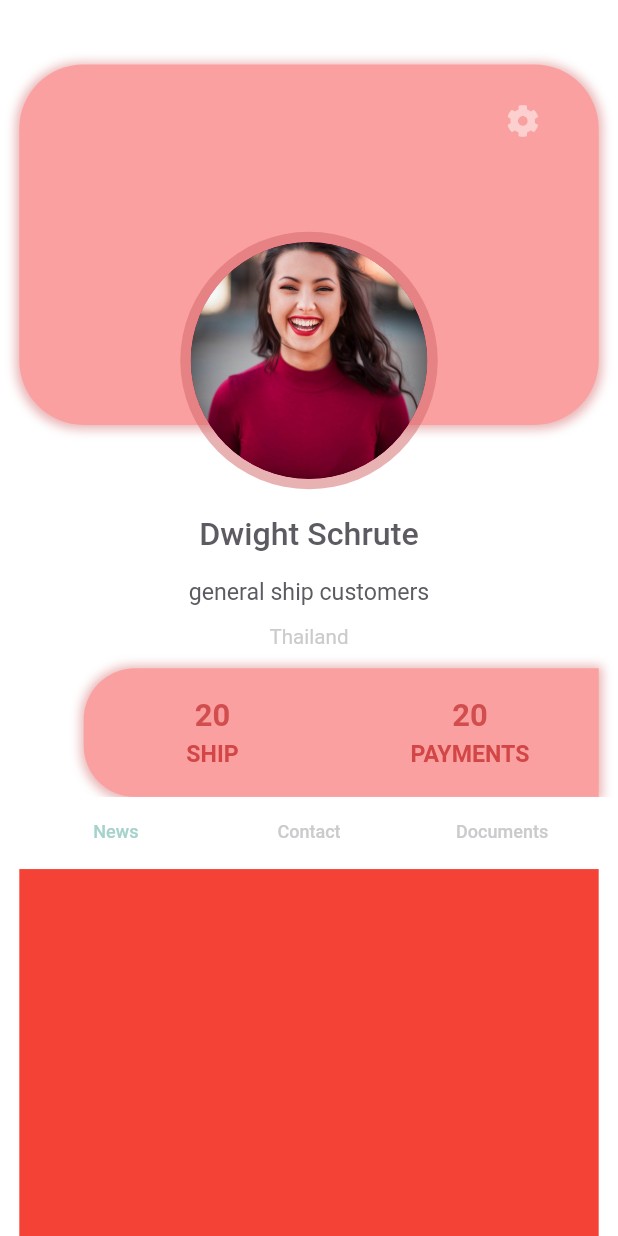
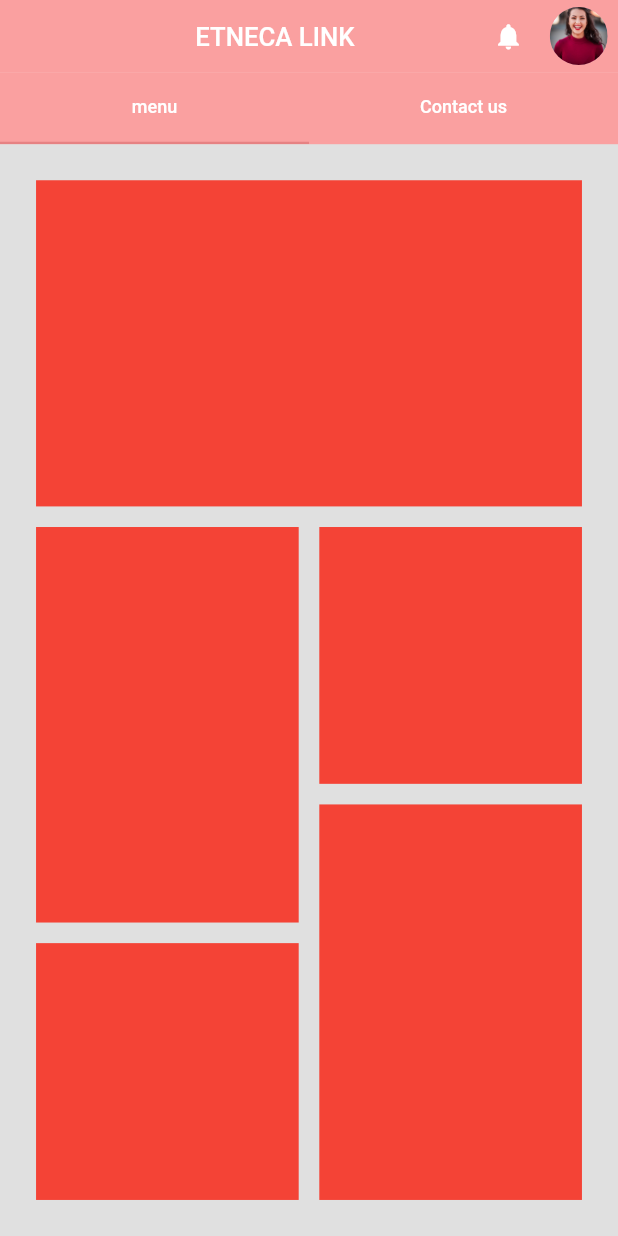
Before and after one commit to etnecadev/etneca-link, a Flutter app: the screen it shows after launch, on a phone screen of 412 x 824 dp. Run offline on Flutter 3.47's test engine with Material 2 defaults, Android fonts, the phone set to English and light mode, and no system bars; drawn by our look-alikes of contained_tab_bar_view; our stand-ins replace adaptive_theme, carousel_slider, dot_navigation_bar, expandable, font_awesome_flutter, responsive_framework.

Commit message:
menuPage

```diff
--- a/lib/main.dart
+++ b/lib/main.dart
@@ -1,9 +1,14 @@
 import 'package:adaptive_theme/adaptive_theme.dart';
 import 'package:flutter/material.dart';
+import 'package:flutter/services.dart';
 import 'package:flutter_project_template/src/app.dart';
 
 void main() async{
   WidgetsFlutterBinding.ensureInitialized();
   final savedThemeMode = await AdaptiveTheme.getThemeMode();
+  WidgetsFlutterBinding.ensureInitialized();
+  SystemChrome.setSystemUIOverlayStyle(SystemUiOverlayStyle(
+    statusBarColor: Colors.transparent, // transparent status bar
+  ));
   runApp(MyApp(savedThemeMode: savedThemeMode));
 }
--- a/lib/src/app.dart
+++ b/lib/src/app.dart
@@ -1,6 +1,5 @@
 import 'package:adaptive_theme/adaptive_theme.dart';
 import 'package:flutter/material.dart';
-import 'package:flutter_project_template/src/page/launcher.dart';
 import 'package:flutter_project_template/src/utils/index.dart';
 import 'package:responsive_framework/responsive_framework.dart';
 
@@ -32,7 +31,7 @@ class MyApp extends StatelessWidget {
             ],
             background: Container(color: Color(0xFFF5F5F5))),
         debugShowCheckedModeBanner: false,
-        initialRoute: "/user",
+        initialRoute: "/menu",
         routes: routes));
   }
 }
--- a/lib/src/component/routes/routes.dart
+++ b/lib/src/component/routes/routes.dart
@@ -1,13 +1,10 @@
-import 'package:flutter/material.dart';
-import 'package:flutter_project_template/src/component/scaffold/scaffoldWidget.dart';
 import 'package:flutter_project_template/src/page/index.dart';
-import 'package:flutter_project_template/src/utils/index.dart';
-
 
 var routes = {
   LauncherPage.routeName: (context) => LauncherPage(),
-   MapPage.routeName:  (context) => MapPage(),
+  MapPage.routeName: (context) => MapPage(),
   SecondPage.routeName: (context) => SecondPage(),
   UserPage.routeName: (context) => UserPage(),
   NotiAndNews.routeName: (context) => NotiAndNews(),
+  MenuPage.routeName: (context) => MenuPage(),
 };
--- a/lib/src/page/index.dart
+++ b/lib/src/page/index.dart
@@ -4,3 +4,4 @@ export 'notiAndNews.dart';
 export 'userPage.dart';
 export 'launcher.dart';
 export 'userPage.dart';
+export 'menuPage.dart';
--- /dev/null
+++ b/lib/src/page/menuPage.dart
@@ -0,0 +1,111 @@
+import 'package:contained_tab_bar_view/contained_tab_bar_view.dart';
+import 'package:flutter/material.dart';
+import 'package:flutter_project_template/src/utils/index.dart';
+
+class MenuPage extends StatelessWidget {
+  static const routeName = '/menu';
+  const MenuPage({Key? key}) : super(key: key);
+
+  @override
+  Widget build(BuildContext context) {
+    return Scaffold(
+      appBar: AppBar(
+        backgroundColor: AppTheme.light.primaryColor,
+        elevation: 0.0,
+        leading: SizedBox(),
+        title: Center(
+            child: Text(
+          "ETNECA LINK",
+          style: TextStyle(color: Colors.white),
+        )),
+        actions: [
+          IconButton(
+            icon: Icon(Icons.notifications, color: Colors.white),
+            onPressed: () {},
+          ),
+          Container(
+            margin: EdgeInsets.symmetric(horizontal: 8),
+            width: 45,
+            height: 45,
+            child: CircleAvatar(
+                backgroundColor: AppTheme.light.accentColor,
+                radius: 100.0,
+                child: ClipOval(
+                  child: CircleAvatar(
+                    backgroundImage: AssetImage('assets/images/profile.jpg'),
+                    radius: 92.0,
+                  ),
+                )),
+          ),
+        ],
+      ),
+      body: Container(
+        color: AppTheme.light.primaryColor,
+        child: ContainedTabBarView(
+          tabBarProperties: TabBarProperties(
+            indicator: ContainerTabIndicator(
+              color: Colors.white,
+              widthFraction: 0.8,
+              height: 4,
+              padding: const EdgeInsets.only(top: 25),
+            ),
+            labelColor: Colors.white,
+            unselectedLabelColor: Colors.white,
+          ),
+          tabs: [
+            Text('menu'),
+            Text('Contact us'),
+          ],
+          views: [
+            Container(
+              color: Colors.grey[300],
+              padding: EdgeInsets.all(20),
+              child: Column(
+                children: [
+                  Expanded(flex: 1,
+                      child: Container(
+                          margin: EdgeInsets.all(8),
+                          color: Colors.red,
+                          width: double.infinity,
+                          )),
+                  Expanded(
+                    flex: 2,
+                      child: Row(
+                    children: [
+                      Expanded(
+                        child: Column(
+                          children: [
+                            Expanded(flex: 3, child: _submenu()),
+                            Expanded(flex: 2, child: _submenu())
+                          ],
+                        ),
+                      ),
+                      Expanded(
+                        child: Column(
+                          children: [
+                            Expanded(flex: 2, child: _submenu()),
+                            Expanded(flex: 3, child: _submenu())
+                          ],
+                        ),
+                      )
+                    ],
+                  )),
+                ],
+              ),
+            ),
+            Container(color: Colors.blue),
+          ],
+          onChange: (index) => print(index),
+        ),
+      ),
+    );
+  }
+}
+
+_submenu() {
+  return Container(
+      margin: EdgeInsets.all(8),
+      color: Colors.red,
+      width: double.infinity,
+      height: double.infinity);
+}
--- a/lib/src/page/userPage.dart
+++ b/lib/src/page/userPage.dart
@@ -2,6 +2,7 @@ import 'package:contained_tab_bar_view/contained_tab_bar_view.dart';
 import 'package:flutter/material.dart';
 import 'package:flutter_project_template/src/component/contact.dart';
 import 'package:flutter_project_template/src/component/documents.dart';
+import 'package:flutter_project_template/src/utils/index.dart';
 import 'package:font_awesome_flutter/font_awesome_flutter.dart';
 
 class UserPage extends StatefulWidget {
@@ -28,11 +29,10 @@ class _UserPageState extends State<UserPage> {
                   margin: EdgeInsets.symmetric(vertical: 50, horizontal: 15),
                   decoration: BoxDecoration(
                     borderRadius: BorderRadius.circular(50),
-                    color: Color.fromRGBO(250, 160, 160, 1),
+                    color: AppTheme.light.primaryColor,
                     boxShadow: [
                       BoxShadow(
-                        color:
-                            Color.fromRGBO(210, 100, 102, 1).withOpacity(0.5),
+                        color: AppTheme.light.shadowColor,
                         spreadRadius: 2,
                         blurRadius: 6,
                         offset: Offset(0, 1), // changes position of shadow
@@ -59,7 +59,7 @@ class _UserPageState extends State<UserPage> {
                   child: Hero(
                     tag: 'User Avatar Image',
                     child: CircleAvatar(
-                        backgroundColor: Color.fromRGBO(210, 100, 102, 0.5),
+                        backgroundColor: AppTheme.light.accentColor,
                         radius: 100.0,
                         child: ClipOval(
                           child: CircleAvatar(
@@ -108,10 +108,10 @@ class _UserPageState extends State<UserPage> {
                     bottomLeft: Radius.circular(40),
                     topLeft: Radius.circular(40),
                   ),
-                  color: Color.fromRGBO(250, 160, 160, 1),
+                  color: AppTheme.light.primaryColor,
                   boxShadow: [
                     BoxShadow(
-                      color: Color.fromRGBO(210, 100, 102, 1).withOpacity(0.5),
+                      color: AppTheme.light.shadowColor,
                       spreadRadius: 2,
                       blurRadius: 6,
                       offset: Offset(0, 1), // changes position of shadow
--- a/lib/src/utils/theme_app.dart
+++ b/lib/src/utils/theme_app.dart
@@ -13,6 +13,7 @@ class AppTheme {
   //text color
   static const Color _textYellowColor = Color(0xFFFFC200);
   static const Color _textWhiteColor = Color(0xFFFFFFFF);
+  static const Color _textRedColor = Color.fromRGBO(210, 78, 78, 1);
 
   //area color
   static const Color _areaGreyColor = Color(0xFF7D848B);
@@ -22,8 +23,10 @@ class AppTheme {
   static const Color _iconColorWhite = Colors.white;
 
   //  main color
-  static const Color _primaryColor = Color(0xFF3A424A);
+  static const Color _primaryColor = Color.fromRGBO(250, 160, 160, 1);
+  static const Color _accentColor = Color.fromRGBO(230, 130, 131, 1);
   static const Color _shadeColor = Color(0xFF454F59);
+  static const Color _shadowColor = Color.fromRGBO(210, 100, 102, 0.5);
   static const Color _secondColor = Color(0xFFD6C960);
   static const Color _whiteColor = Color(0xFFF5F5F5);
   static const Color _blackColor = Color(0xFF060606);
@@ -32,10 +35,13 @@ class AppTheme {
 
   static final ThemeData light = ThemeData(
     brightness: Brightness.light,
+    primaryColor: _primaryColor,
+    accentColor: _accentColor,
+    shadowColor: _shadowColor,
     primarySwatch: Colors.pink,
     cardColor: _shadeColor,
   );
-    static final ThemeData dark = ThemeData(
+  static final ThemeData dark = ThemeData(
     brightness: Brightness.dark,
     primarySwatch: Colors.pink,
     cardColor: _shadeColor,
```
